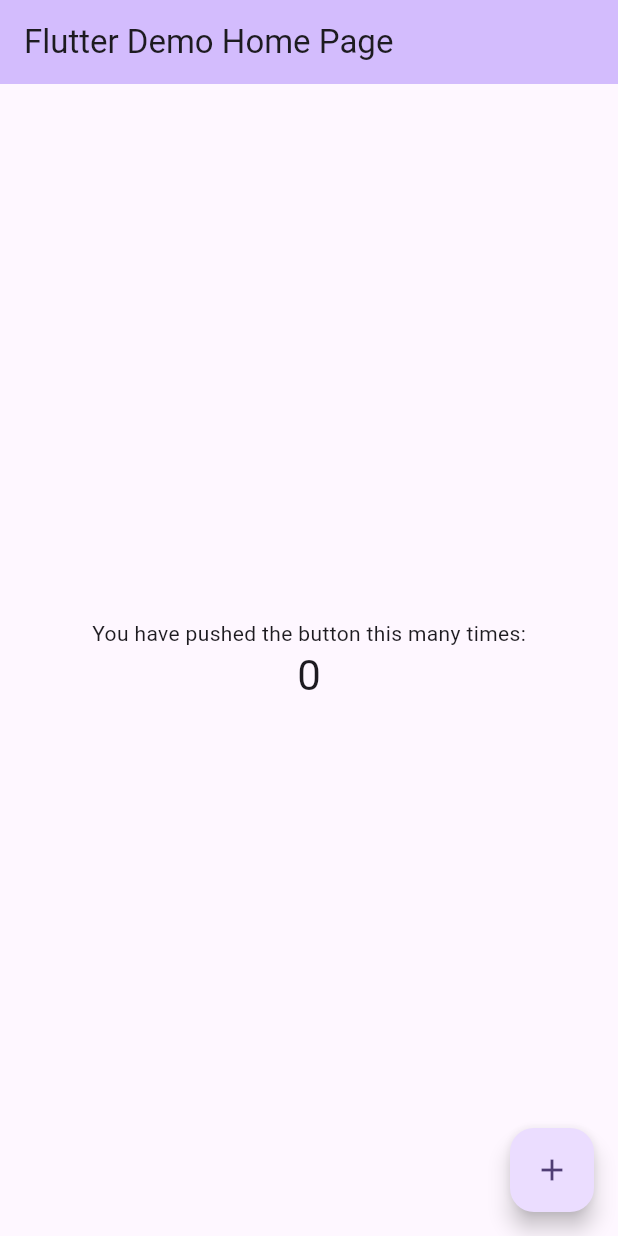
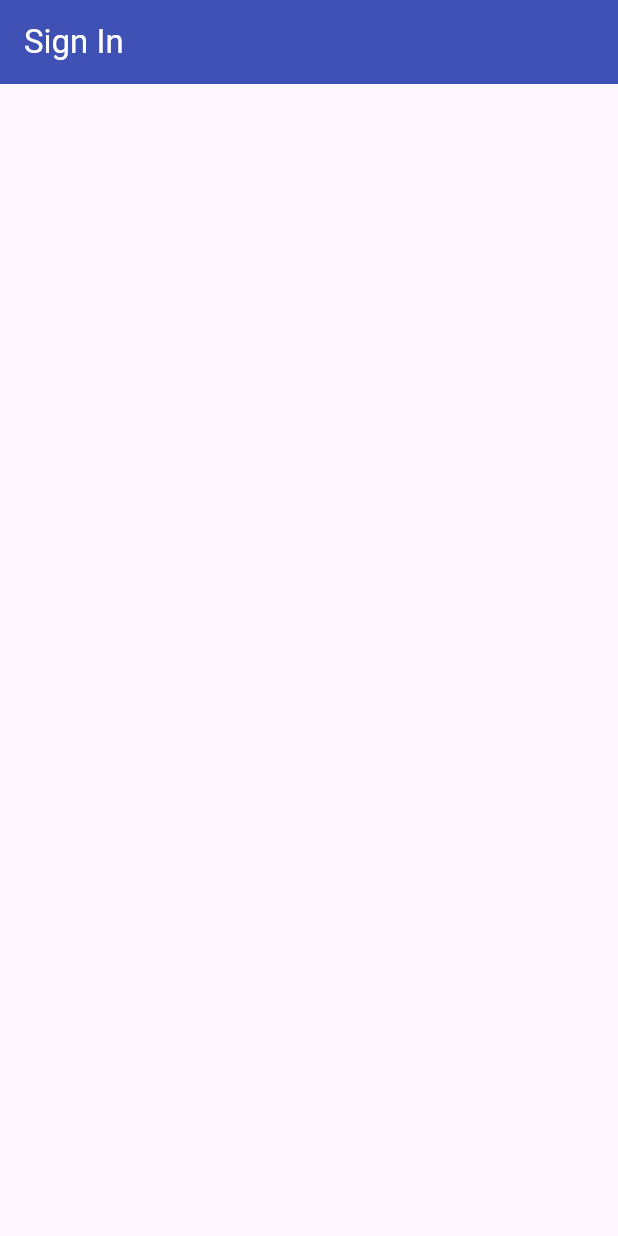
Before and after one commit to aminebenjebli/FullStack-E-commerce-Mobile-Application, a Flutter app: the screen it shows after launch, on a phone screen of 412 x 824 dp. Run offline on Flutter 3.47's test engine with Material 3 defaults, Android fonts, the phone set to English and light mode, and no system bars; our stand-ins replace flutter_riverpod, go_router.

Commit message:
Setup the project

```diff
--- a/ecommerceapp/lib/main.dart
+++ b/ecommerceapp/lib/main.dart
@@ -1,125 +1,41 @@
+import 'package:ecommerceapp/src/routing/app_route.dart';
 import 'package:flutter/material.dart';
+import 'package:flutter_riverpod/flutter_riverpod.dart';
+
 
 void main() {
-  runApp(const MyApp());
+  WidgetsFlutterBinding.ensureInitialized();// This line initializes Flutter's binding to the UI toolkit.
+  runApp(const ProviderScope(child: MyApp()));
 }
 
-class MyApp extends StatelessWidget {
+class MyApp extends ConsumerWidget {
   const MyApp({super.key});
 
   // This widget is the root of your application.
   @override
-  Widget build(BuildContext context) {
-    return MaterialApp(
-      title: 'Flutter Demo',
+  Widget build(BuildContext context, WidgetRef ref) {
+    final goRouter = ref.watch(goRouterProvider);
+    return MaterialApp.router(
+      routerConfig: goRouter,
+      debugShowCheckedModeBanner: false,
+      themeMode: ThemeMode.light,
       theme: ThemeData(
-        // This is the theme of your application.
-        //
-        // TRY THIS: Try running your application with "flutter run". You'll see
-        // the application has a purple toolbar. Then, without quitting the app,
-        // try changing the seedColor in the colorScheme below to Colors.green
-        // and then invoke "hot reload" (save your changes or press the "hot
-        // reload" button in a Flutter-supported IDE, or press "r" if you used
-        // the command line to start the app).
-        //
-        // Notice that the counter didn't reset back to zero; the application
-        // state is not lost during the reload. To reset the state, use hot
-        // restart instead.
-        //
-        // This works for code too, not just values: Most code changes can be
-        // tested with just a hot reload.
-        colorScheme: ColorScheme.fromSeed(seedColor: Colors.deepPurple),
-        useMaterial3: true,
+        primarySwatch: Colors.indigo,
+        appBarTheme: const AppBarTheme(
+          backgroundColor: Colors.indigo,
+          foregroundColor: Colors.white,
+        ),
+        elevatedButtonTheme: ElevatedButtonThemeData(
+          style: ElevatedButton.styleFrom(
+            backgroundColor: Colors.indigo, // background (button) color
+            foregroundColor: Colors.white, // foreground (text) color
+          ),
+        ),
+        floatingActionButtonTheme: const FloatingActionButtonThemeData(
+          backgroundColor: Colors.indigo, // background (button) color
+          foregroundColor: Colors.white, // foreground (text) color
+        ),
       ),
-      home: const MyHomePage(title: 'Flutter Demo Home Page'),
-    );
+      );
   }
 }
-
-class MyHomePage extends StatefulWidget {
-  const MyHomePage({super.key, required this.title});
-
-  // This widget is the home page of your application. It is stateful, meaning
-  // that it has a State object (defined below) that contains fields that affect
-  // how it looks.
-
-  // This class is the configuration for the state. It holds the values (in this
-  // case the title) provided by the parent (in this case the App widget) and
-  // used by the build method of the State. Fields in a Widget subclass are
-  // always marked "final".
-
-  final String title;
-
-  @override
-  State<MyHomePage> createState() => _MyHomePageState();
-}
-
-class _MyHomePageState extends State<MyHomePage> {
-  int _counter = 0;
-
-  void _incrementCounter() {
-    setState(() {
-      // This call to setState tells the Flutter framework that something has
-      // changed in this State, which causes it to rerun the build method below
-      // so that the display can reflect the updated values. If we changed
-      // _counter without calling setState(), then the build method would not be
-      // called again, and so nothing would appear to happen.
-      _counter++;
-    });
-  }
-
-  @override
-  Widget build(BuildContext context) {
-    // This method is rerun every time setState is called, for instance as done
-    // by the _incrementCounter method above.
-    //
-    // The Flutter framework has been optimized to make rerunning build methods
-    // fast, so that you can just rebuild anything that needs updating rather
-    // than having to individually change instances of widgets.
-    return Scaffold(
-      appBar: AppBar(
-        // TRY THIS: Try changing the color here to a specific color (to
-        // Colors.amber, perhaps?) and trigger a hot reload to see the AppBar
-        // change color while the other colors stay the same.
-        backgroundColor: Theme.of(context).colorScheme.inversePrimary,
-        // Here we take the value from the MyHomePage object that was created by
-        // the App.build method, and use it to set our appbar title.
-        title: Text(widget.title),
-      ),
-      body: Center(
-        // Center is a layout widget. It takes a single child and positions it
-        // in the middle of the parent.
-        child: Column(
-          // Column is also a layout widget. It takes a list of children and
-          // arranges them vertically. By default, it sizes itself to fit its
-          // children horizontally, and tries to be as tall as its parent.
-          //
-          // Column has various properties to control how it sizes itself and
-          // how it positions its children. Here we use mainAxisAlignment to
-          // center the children vertically; the main axis here is the vertical
-          // axis because Columns are vertical (the cross axis would be
-          // horizontal).
-          //
-          // TRY THIS: Invoke "debug painting" (choose the "Toggle Debug Paint"
-          // action in the IDE, or press "p" in the console), to see the
-          // wireframe for each widget.
-          mainAxisAlignment: MainAxisAlignment.center,
-          children: <Widget>[
-            const Text(
-              'You have pushed the button this many times:',
-            ),
-            Text(
-              '$_counter',
-              style: Theme.of(context).textTheme.headlineMedium,
-            ),
-          ],
-        ),
-      ),
-      floatingActionButton: FloatingActionButton(
-        onPressed: _incrementCounter,
-        tooltip: 'Increment',
-        child: const Icon(Icons.add),
-      ), // This trailing comma makes auto-formatting nicer for build methods.
-    );
-  }
-}
--- /dev/null
+++ b/ecommerceapp/lib/src/routing/app_route.dart
@@ -0,0 +1,29 @@
+import 'package:ecommerceapp/src/screens/custom_profile_screen.dart';
+import 'package:ecommerceapp/src/screens/custom_sign_in_screen.dart';
+import 'package:flutter_riverpod/flutter_riverpod.dart';
+import 'package:go_router/go_router.dart';
+
+enum AppRoute {
+  signIn,
+  home,
+  profile,
+}
+final goRouterProvider = Provider<GoRouter>((ref) {
+  return GoRouter(
+    initialLocation: '/sign-in',
+    debugLogDiagnostics: true,
+    routes: [
+      GoRoute(
+        path: '/sign-in',
+        name: AppRoute.signIn.name,
+        builder: (context, state)
+          => const CustomSignInScreen()
+          ),
+      GoRoute(
+         path: 'profile',
+            name: AppRoute.profile.name,
+            builder: (context, state) => const CustomProfileScreen(),
+          ),
+    ],
+  );
+});
--- /dev/null
+++ b/ecommerceapp/lib/src/screens/custom_profile_screen.dart
@@ -0,0 +1,15 @@
+import 'package:flutter/material.dart';
+import 'package:flutter_riverpod/flutter_riverpod.dart';
+
+class CustomProfileScreen extends ConsumerWidget {
+  const CustomProfileScreen({super.key});
+
+  @override
+  Widget build(BuildContext context, WidgetRef ref) {
+    return Scaffold(
+      appBar: AppBar(
+        title: const Text('Profile'),
+      ),
+    );
+  }
+}
--- /dev/null
+++ b/ecommerceapp/lib/src/screens/custom_sign_in_screen.dart
@@ -0,0 +1,15 @@
+import 'package:flutter/material.dart';
+import 'package:flutter_riverpod/flutter_riverpod.dart';
+
+class CustomSignInScreen extends ConsumerWidget {
+  const CustomSignInScreen({super.key});
+
+  @override
+  Widget build(BuildContext context, WidgetRef ref)  {
+    return Scaffold(
+      appBar: AppBar(
+        title: const Text('Sign In'),
+      ),
+    );
+  }
+}
```
Also changed, not shown: ecommerceapp/pubspec.yaml (+5 -31 lines), ecommerceapp/pubspec.lock.
